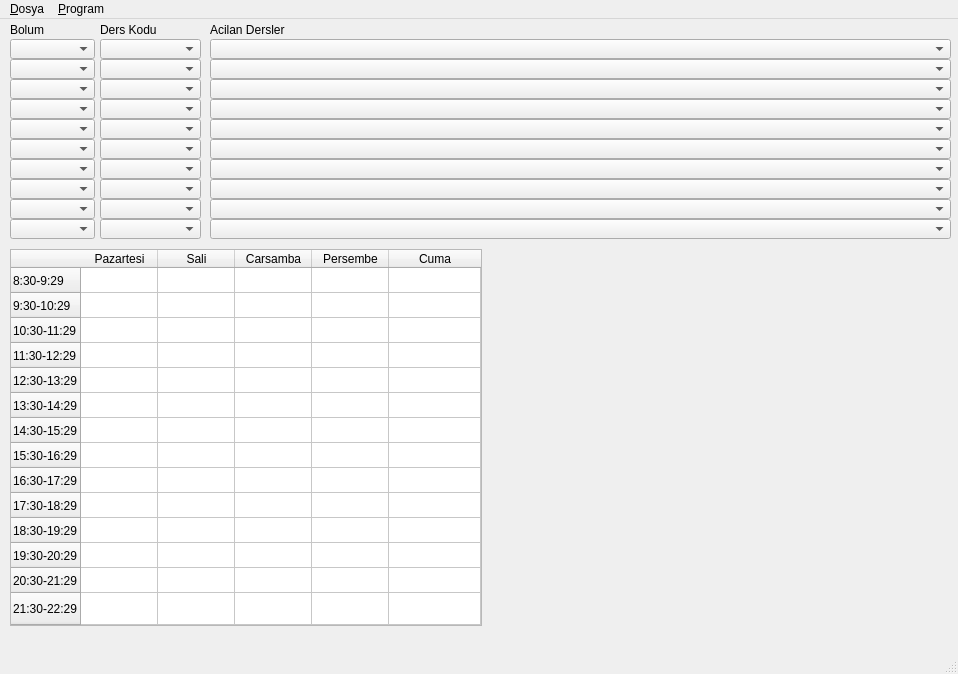
omerfirmak/ITU-Programci-PY, file mainwindow.ui: the form before one commit.
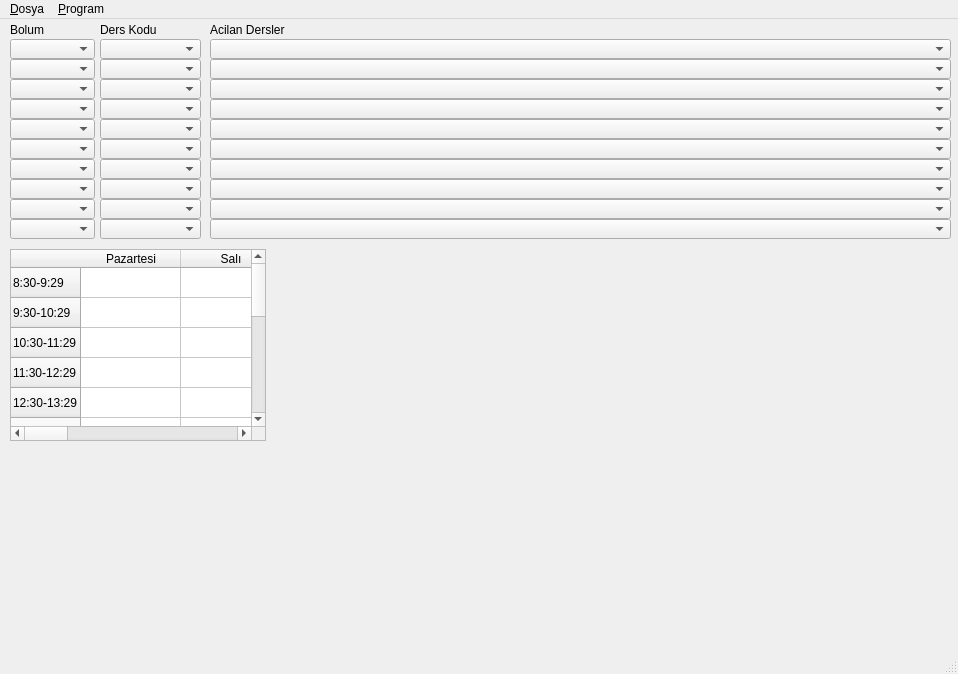
The form after the commit.

Patch:
```diff
--- a/mainwindow.ui
+++ b/mainwindow.ui
@@ -45,173 +45,6 @@
      </size>
     </property>
    </widget>
-   <widget class="QTableWidget" name="schedule">
-    <property name="enabled">
-     <bool>true</bool>
-    </property>
-    <property name="geometry">
-     <rect>
-      <x>10</x>
-      <y>230</y>
-      <width>472</width>
-      <height>377</height>
-     </rect>
-    </property>
-    <property name="sizePolicy">
-     <sizepolicy hsizetype="Expanding" vsizetype="Expanding">
-      <horstretch>0</horstretch>
-      <verstretch>0</verstretch>
-     </sizepolicy>
-    </property>
-    <property name="minimumSize">
-     <size>
-      <width>0</width>
-      <height>0</height>
-     </size>
-    </property>
-    <property name="maximumSize">
-     <size>
-      <width>16777215</width>
-      <height>16777215</height>
-     </size>
-    </property>
-    <property name="font">
-     <font>
-      <pointsize>9</pointsize>
-     </font>
-    </property>
-    <property name="lineWidth">
-     <number>1</number>
-    </property>
-    <property name="editTriggers">
-     <set>QAbstractItemView::NoEditTriggers</set>
-    </property>
-    <property name="gridStyle">
-     <enum>Qt::SolidLine</enum>
-    </property>
-    <property name="rowCount">
-     <number>14</number>
-    </property>
-    <property name="columnCount">
-     <number>5</number>
-    </property>
-    <attribute name="horizontalHeaderCascadingSectionResizes">
-     <bool>false</bool>
-    </attribute>
-    <attribute name="horizontalHeaderDefaultSectionSize">
-     <number>77</number>
-    </attribute>
-    <attribute name="horizontalHeaderMinimumSectionSize">
-     <number>77</number>
-    </attribute>
-    <attribute name="horizontalHeaderStretchLastSection">
-     <bool>true</bool>
-    </attribute>
-    <attribute name="verticalHeaderVisible">
-     <bool>true</bool>
-    </attribute>
-    <attribute name="verticalHeaderDefaultSectionSize">
-     <number>25</number>
-    </attribute>
-    <attribute name="verticalHeaderStretchLastSection">
-     <bool>true</bool>
-    </attribute>
-    <row>
-     <property name="text">
-      <string>8:30-9:29</string>
-     </property>
-    </row>
-    <row>
-     <property name="text">
-      <string>9:30-10:29</string>
-     </property>
-    </row>
-    <row>
-     <property name="text">
-      <string>10:30-11:29</string>
-     </property>
-    </row>
-    <row>
-     <property name="text">
-      <string>11:30-12:29</string>
-     </property>
-    </row>
-    <row>
-     <property name="text">
-      <string>12:30-13:29</string>
-     </property>
-    </row>
-    <row>
-     <property name="text">
-      <string>13:30-14:29</string>
-     </property>
-    </row>
-    <row>
-     <property name="text">
-      <string>14:30-15:29</string>
-     </property>
-    </row>
-    <row>
-     <property name="text">
-      <string>15:30-16:29</string>
-     </property>
-    </row>
-    <row>
-     <property name="text">
-      <string>16:30-17:29</string>
-     </property>
-    </row>
-    <row>
-     <property name="text">
-      <string>17:30-18:29</string>
-     </property>
-    </row>
-    <row>
-     <property name="text">
-      <string>18:30-19:29</string>
-     </property>
-    </row>
-    <row>
-     <property name="text">
-      <string>19:30-20:29</string>
-     </property>
-    </row>
-    <row>
-     <property name="text">
-      <string>20:30-21:29</string>
-     </property>
-    </row>
-    <row>
-     <property name="text">
-      <string>21:30-22:29</string>
-     </property>
-    </row>
-    <column>
-     <property name="text">
-      <string>Pazartesi</string>
-     </property>
-    </column>
-    <column>
-     <property name="text">
-      <string>Sali</string>
-     </property>
-    </column>
-    <column>
-     <property name="text">
-      <string>Carsamba</string>
-     </property>
-    </column>
-    <column>
-     <property name="text">
-      <string>Persembe</string>
-     </property>
-    </column>
-    <column>
-     <property name="text">
-      <string>Cuma</string>
-     </property>
-    </column>
-   </widget>
    <widget class="QComboBox" name="depCodeComboBox_1">
     <property name="geometry">
      <rect>
@@ -889,6 +722,117 @@
      <string>Acilan Dersler</string>
     </property>
    </widget>
+   <widget class="QTableWidget" name="schedule">
+    <property name="geometry">
+     <rect>
+      <x>10</x>
+      <y>230</y>
+      <width>256</width>
+      <height>192</height>
+     </rect>
+    </property>
+    <property name="rowCount">
+     <number>14</number>
+    </property>
+    <property name="columnCount">
+     <number>5</number>
+    </property>
+    <row>
+     <property name="text">
+      <string>8:30-9:29</string>
+     </property>
+    </row>
+    <row>
+     <property name="text">
+      <string>9:30-10:29</string>
+     </property>
+    </row>
+    <row>
+     <property name="text">
+      <string>10:30-11:29</string>
+     </property>
+    </row>
+    <row>
+     <property name="text">
+      <string>11:30-12:29</string>
+     </property>
+    </row>
+    <row>
+     <property name="text">
+      <string>12:30-13:29</string>
+     </property>
+    </row>
+    <row>
+     <property name="text">
+      <string>13:30-14:29</string>
+     </property>
+    </row>
+    <row>
+     <property name="text">
+      <string>14:30-15:29</string>
+     </property>
+    </row>
+    <row>
+     <property name="text">
+      <string>15:30-16:29</string>
+     </property>
+    </row>
+    <row>
+     <property name="text">
+      <string>16:30-17:29</string>
+     </property>
+    </row>
+    <row>
+     <property name="text">
+      <string>17:30-18:29</string>
+     </property>
+    </row>
+    <row>
+     <property name="text">
+      <string>18:30-19:29</string>
+     </property>
+    </row>
+    <row>
+     <property name="text">
+      <string>19:30-20:29</string>
+     </property>
+    </row>
+    <row>
+     <property name="text">
+      <string>20:30-21:29</string>
+     </property>
+    </row>
+    <row>
+     <property name="text">
+      <string>21:30-22:29</string>
+     </property>
+    </row>
+    <column>
+     <property name="text">
+      <string>Pazartesi</string>
+     </property>
+    </column>
+    <column>
+     <property name="text">
+      <string>Salı</string>
+     </property>
+    </column>
+    <column>
+     <property name="text">
+      <string>Çarşamba</string>
+     </property>
+    </column>
+    <column>
+     <property name="text">
+      <string>Perşembe</string>
+     </property>
+    </column>
+    <column>
+     <property name="text">
+      <string>Cuma</string>
+     </property>
+    </column>
+   </widget>
   </widget>
   <widget class="QMenuBar" name="menubar">
    <property name="geometry">
```
Left out of the diff: 2 changed lines with no effect on the pictures.
